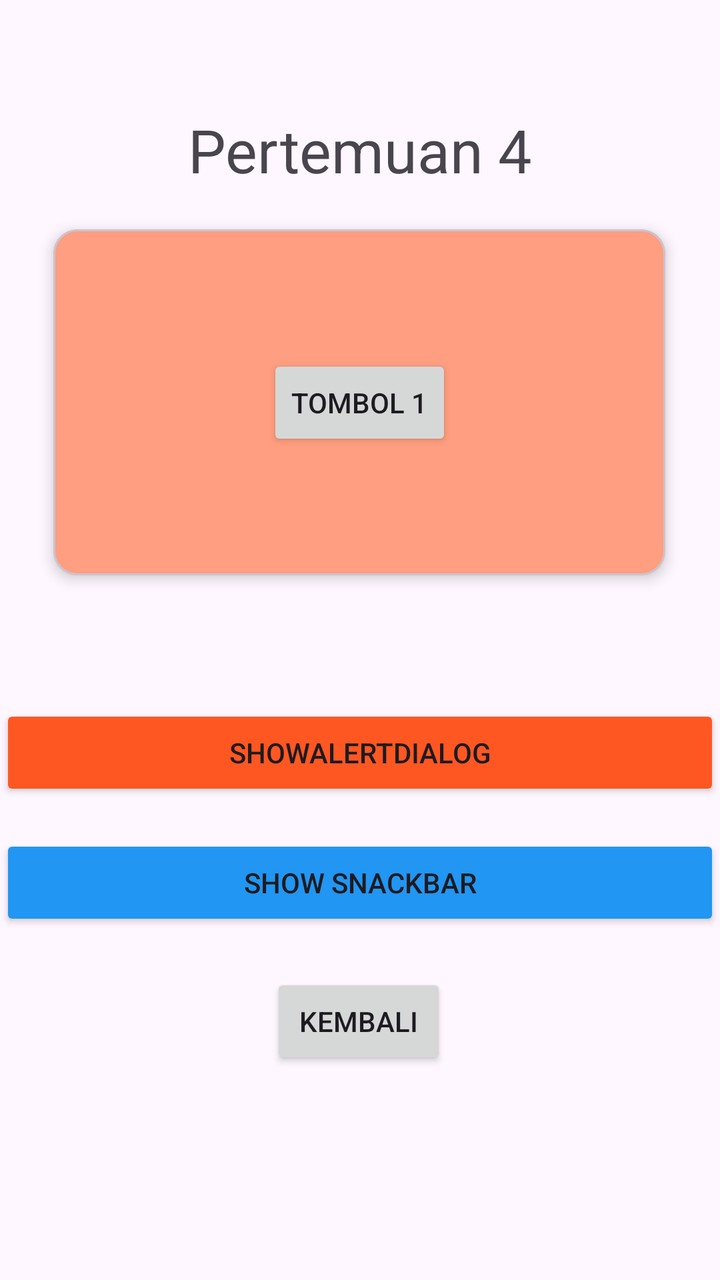
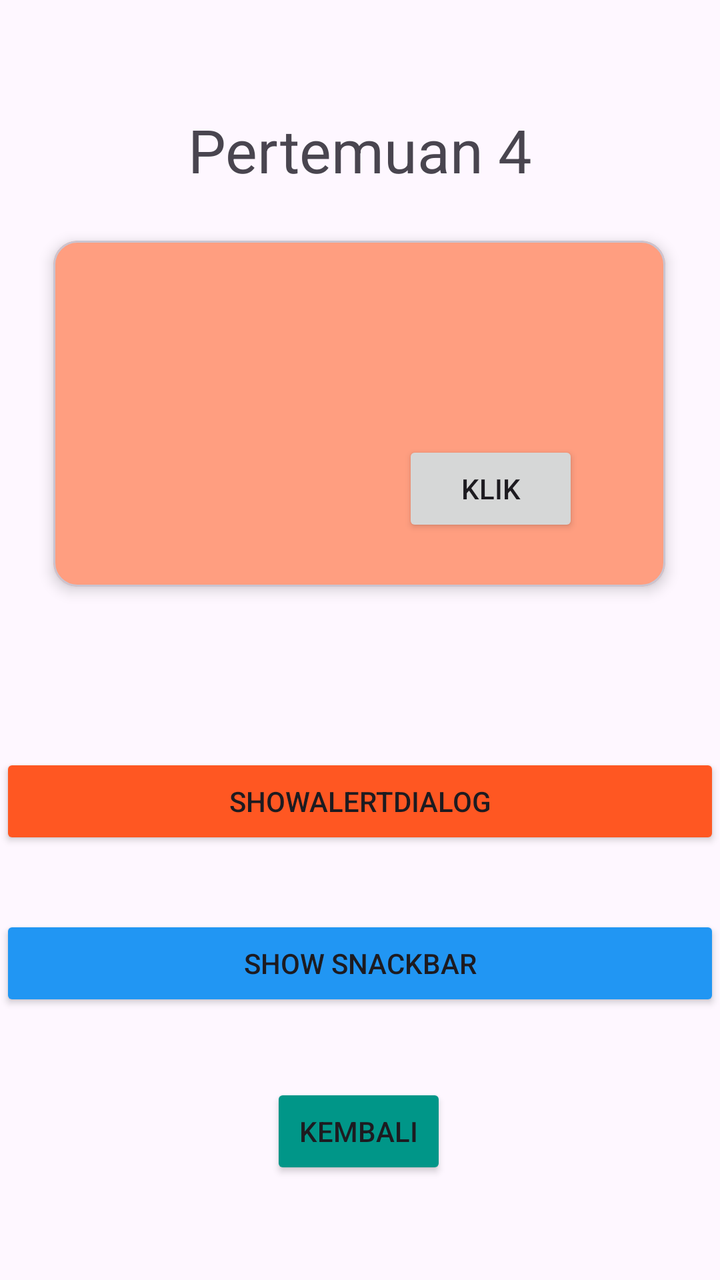

The first picture is an Android layout as it rendered before a commit; the second is the same layout after the commit. The layout source and the unified diff follow.
<!-- AndroidManifest.xml: application theme Theme.Marsmuti -->
<!-- res/layout/activity_fourth.xml -->
<?xml version="1.0" encoding="utf-8"?>
<androidx.constraintlayout.widget.ConstraintLayout xmlns:android="http://schemas.android.com/apk/res/android"
    xmlns:app="http://schemas.android.com/apk/res-auto"
    xmlns:tools="http://schemas.android.com/tools"
    android:id="@+id/main"
    android:layout_width="match_parent"
    android:layout_height="match_parent"
    tools:context=".pertemuan4.FourthActivity">

    

    <TextView
        android:id="@+id/textView"
        android:layout_width="wrap_content"
        android:layout_height="wrap_content"
        android:backgroundTint="@color/black"
        android:text="Pertemuan 4"
        android:textSize="30dp"
        app:layout_constraintBottom_toBottomOf="parent"
        app:layout_constraintEnd_toEndOf="parent"
        app:layout_constraintStart_toStartOf="parent"
        app:layout_constraintTop_toTopOf="parent"
        app:layout_constraintVertical_bias="0.091" />

    <com.google.android.material.card.MaterialCardView
        android:id="@+id/cardView"
        android:layout_width="306dp"
        android:layout_height="173dp"
        android:backgroundTint="#FF9E80"
        app:cardElevation="4dp"
        app:layout_constraintBottom_toTopOf="@id/btnShowAlertDialog"
        app:layout_constraintEnd_toEndOf="parent"
        app:layout_constraintHorizontal_bias="0.495"
        app:layout_constraintStart_toStartOf="parent"
        app:layout_constraintTop_toBottomOf="@id/textView"
        app:layout_constraintVertical_bias="0.234">

        <androidx.constraintlayout.widget.ConstraintLayout
            android:layout_width="match_parent"
            android:layout_height="match_parent"
            android:layout_margin="25dp">

            <Button
                android:id="@+id/btn1"
                android:layout_width="wrap_content"
                android:layout_height="wrap_content"
                android:text="Tombol 1"
                app:layout_constraintBottom_toBottomOf="parent"
                app:layout_constraintEnd_toEndOf="parent"
                app:layout_constraintStart_toStartOf="parent"
                app:layout_constraintTop_toTopOf="parent" />

        </androidx.constraintlayout.widget.ConstraintLayout>

    </com.google.android.material.card.MaterialCardView>

    <Button
        android:id="@+id/btnShowAlertDialog"
        android:layout_width="match_parent"
        android:layout_height="wrap_content"
        android:backgroundTint="#FF5722"
        android:text="ShowAlertDialog"
        app:layout_constraintBottom_toBottomOf="parent"
        app:layout_constraintEnd_toEndOf="parent"
        app:layout_constraintHorizontal_bias="0.0"
        app:layout_constraintStart_toStartOf="parent"
        app:layout_constraintTop_toTopOf="parent"
        app:layout_constraintVertical_bias="0.595" />

    <Button
        android:id="@+id/btnShowSnackbar"
        android:layout_width="match_parent"
        android:layout_height="wrap_content"
        android:backgroundTint="#2196F3"
        android:text="Show SnackBar"
        app:layout_constraintBottom_toBottomOf="parent"
        app:layout_constraintEnd_toEndOf="parent"
        app:layout_constraintStart_toStartOf="parent"
        app:layout_constraintTop_toTopOf="parent"
        app:layout_constraintVertical_bias="0.705" />

    <Button
        android:id="@+id/btnBack"
        android:layout_width="wrap_content"
        android:layout_height="wrap_content"
        android:text="Kembali"
        app:layout_constraintBottom_toBottomOf="parent"
        app:layout_constraintEnd_toEndOf="parent"
        app:layout_constraintHorizontal_bias="0.498"
        app:layout_constraintStart_toStartOf="parent"
        app:layout_constraintTop_toTopOf="parent"
        app:layout_constraintVertical_bias="0.822" />

</androidx.constraintlayout.widget.ConstraintLayout>
<!-- resources referenced by this layout -->
<resources>
  <color name="black">#FF000000</color>
  <style name="Theme.Marsmuti" parent="Base.Theme.Marsmuti" />
  <style name="Base.Theme.Marsmuti" parent="Theme.Material3.DayNight.NoActionBar">
          
          
      </style>
</resources>

<!-- the commit's change to res/layout/activity_fourth.xml (unified diff, before → after) -->
@@ -44,11 +44,13 @@
                 android:id="@+id/btn1"
                 android:layout_width="wrap_content"
                 android:layout_height="wrap_content"
-                android:text="Tombol 1"
+                android:text="KLIK"
                 app:layout_constraintBottom_toBottomOf="parent"
                 app:layout_constraintEnd_toEndOf="parent"
+                app:layout_constraintHorizontal_bias="0.891"
                 app:layout_constraintStart_toStartOf="parent"
-                app:layout_constraintTop_toTopOf="parent" />
+                app:layout_constraintTop_toTopOf="parent"
+                app:layout_constraintVertical_bias="1.0" />
 
         </androidx.constraintlayout.widget.ConstraintLayout>
 
@@ -65,7 +67,7 @@
         app:layout_constraintHorizontal_bias="0.0"
         app:layout_constraintStart_toStartOf="parent"
         app:layout_constraintTop_toTopOf="parent"
-        app:layout_constraintVertical_bias="0.595" />
+        app:layout_constraintVertical_bias="0.636" />
 
     <Button
         android:id="@+id/btnShowSnackbar"
@@ -75,20 +77,22 @@
         android:text="Show SnackBar"
         app:layout_constraintBottom_toBottomOf="parent"
         app:layout_constraintEnd_toEndOf="parent"
+        app:layout_constraintHorizontal_bias="0.0"
         app:layout_constraintStart_toStartOf="parent"
         app:layout_constraintTop_toTopOf="parent"
-        app:layout_constraintVertical_bias="0.705" />
+        app:layout_constraintVertical_bias="0.773" />
 
     <Button
         android:id="@+id/btnBack"
         android:layout_width="wrap_content"
         android:layout_height="wrap_content"
+        android:backgroundTint="#009688"
         android:text="Kembali"
         app:layout_constraintBottom_toBottomOf="parent"
         app:layout_constraintEnd_toEndOf="parent"
         app:layout_constraintHorizontal_bias="0.498"
         app:layout_constraintStart_toStartOf="parent"
         app:layout_constraintTop_toTopOf="parent"
-        app:layout_constraintVertical_bias="0.822" />
+        app:layout_constraintVertical_bias="0.915" />
 
 </androidx.constraintlayout.widget.ConstraintLayout>
